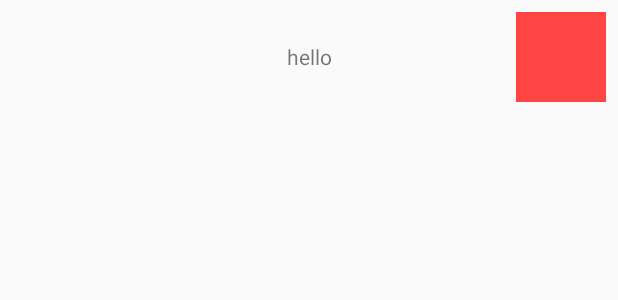
After one commit to ankitjainb27/Fruit, an Android app: the layout host_row_item.xml on its own in the app's theme, with its tools: preview values and no code run, on a phone screen of 412 x 824 dp. The commit adds this screen. Shown: the top 300 px of the screen. Run offline under Robolectric (Android 15) with nearby library versions, the phone set to English and light mode, and no system bars.

Commit message:
recycler view added

```diff
--- /dev/null
+++ b/app/src/main/res/layout/host_row_item.xml
@@ -0,0 +1,36 @@
+<?xml version="1.0" encoding="utf-8"?>
+<RelativeLayout xmlns:android="http://schemas.android.com/apk/res/android"
+    android:layout_width="match_parent"
+    android:layout_height="match_parent">
+
+    <ImageView
+        android:id="@+id/text_drawable"
+        android:layout_width="60dp"
+        android:layout_height="60dp"
+        android:layout_alignParentLeft="true"
+        android:layout_alignParentStart="true"
+        android:layout_margin="8dp" />
+
+    <TextView
+        android:id="@+id/host_name"
+        android:layout_width="match_parent"
+        android:layout_height="wrap_content"
+        android:layout_alignBottom="@+id/text_drawable"
+        android:layout_alignTop="@+id/text_drawable"
+        android:layout_toEndOf="@id/text_drawable"
+        android:layout_toLeftOf="@+id/imageView"
+        android:layout_toRightOf="@id/text_drawable"
+        android:layout_toStartOf="@+id/imageView"
+        android:gravity="center"
+        android:text="hello" />
+
+    <ImageView
+        android:id="@+id/imageView"
+        android:layout_width="60dp"
+        android:layout_height="60dp"
+        android:layout_alignParentEnd="true"
+        android:layout_alignParentRight="true"
+        android:layout_margin="8dp"
+        android:background="@color/red" />
+
+</RelativeLayout>
--- /dev/null
+++ b/app/src/main/res/values/colors.xml
@@ -0,0 +1,15 @@
+<?xml version="1.0" encoding="utf-8"?>
+<resources>
+
+    <item name="primary" type="color">#FF33B5E5</item>
+    <item name="primary_dark" type="color">#FFAA66CC</item>
+    <item name="accent" type="color">#FF99CC00</item>
+    <item name="orange" type="color">#FFFFBB33</item>
+    <item name="red" type="color">#FFFF4444</item>
+    <item name="darkblue" type="color">#FF0099CC</item>
+    <item name="darkpurple" type="color">#FF9933CC</item>
+    <item name="darkgreen" type="color">#FF669900</item>
+    <item name="darkorange" type="color">#FFFF8800</item>
+    <item name="darkred" type="color">#FFCC0000</item>
+
+</resources>
--- a/app/src/main/res/values/styles.xml
+++ b/app/src/main/res/values/styles.xml
@@ -4,8 +4,9 @@
     <style name="AppTheme" parent="Theme.AppCompat.Light.NoActionBar">
         <item name="android:windowNoTitle">true</item>
         <item name="android:windowActionBar">false</item>
-
-        <!-- Customize your theme here. -->
+        <item name="android:colorPrimary">@color/primary</item>
+        <item name="android:colorPrimaryDark">@color/primary_dark</item>
+        <item name="android:colorAccent">@color/accent</item>
     </style>
 
 </resources>
```
Also changed, not shown: app/build.gradle (+10 -1 lines), app/src/main/java/com/housing/typeracer/Constants.java (added, +8 -0 lines), app/src/main/java/com/housing/typeracer/MainActivity.java (+12 -1 lines), app/src/main/java/com/housing/typeracer/adapters/ChooseHostRecyclerAdapter.java (added, +63 -0 lines), app/src/main/java/com/housing/typeracer/fragments/ChooseHostFragment.java (added, +53 -0 lines), app/src/main/java/com/housing/typeracer/models/Host.java (added, +34 -0 lines), app/src/main/res/layout/choose_host_fragment.xml (added, +12 -0 lines), 1 other file.
